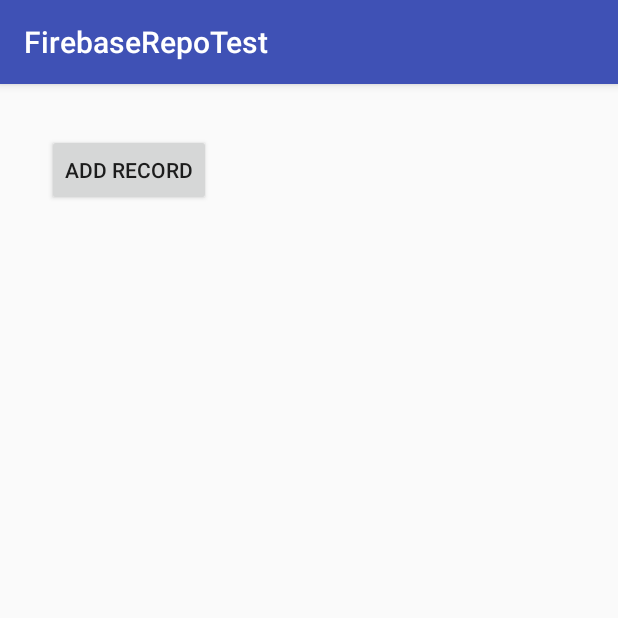
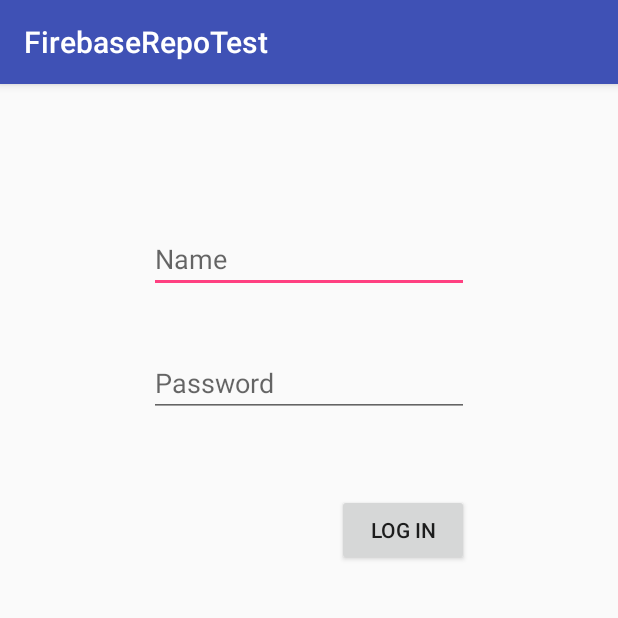
Before and after one commit to wessaunders/FirebaseRepoTest, an Android app: the screen it shows after launch (MainActivity), on a phone screen of 412 x 824 dp, the top half of it. Run offline under Robolectric (Android 15) with nearby library versions, the phone set to English and light mode, and no system bars; our stand-ins replace Firebase (no records; nobody signed in at launch, a user with empty details on screens opened directly).

Commit message:
added authentication

```diff
--- a/app/build.gradle
+++ b/app/build.gradle
@@ -20,7 +20,9 @@ android {
 }
 
 dependencies {
+    compile 'com.google.firebase:firebase-auth:10.0.1'
     compile 'com.google.firebase:firebase-database:10.0.1'
+    compile 'com.google.android.gms:play-services-auth:10.0.1'
     compile 'com.android.support:appcompat-v7:25.1.0'
     compile fileTree(dir: 'libs', include: ['*.jar'])
     androidTestCompile('com.android.support.test.espresso:espresso-core:2.2.2', {
--- /dev/null
+++ b/app/src/main/java/edu/uco/wsaunders/firebaserepotest/Authentication/UserAuthentication.java
@@ -0,0 +1,76 @@
+    package edu.uco.wsaunders.firebaserepotest.Authentication;
+
+import android.app.Activity;
+import android.content.Context;
+import android.support.annotation.NonNull;
+import android.util.Log;
+
+import com.google.android.gms.tasks.OnCompleteListener;
+import com.google.android.gms.tasks.Task;
+import com.google.firebase.auth.AuthResult;
+import com.google.firebase.auth.FirebaseAuth;
+import com.google.firebase.auth.FirebaseUser;
+
+import java.util.concurrent.Executor;
+import java.util.concurrent.Executors;
+
+import edu.uco.wsaunders.firebaserepotest.Interfaces.AuthCompleteListener;
+
+/**
+ * UserAuthentication
+ */
+
+public class UserAuthentication {
+    private FirebaseAuth firebaseAuthenticator;
+    private FirebaseAuth.AuthStateListener authenticatorListener;
+    private Context context;
+
+    public UserAuthentication(Context context) {
+        this.context = context;
+        firebaseAuthenticator = FirebaseAuth.getInstance();
+
+        authenticatorListener = new FirebaseAuth.AuthStateListener() {
+            @Override
+            public void onAuthStateChanged(@NonNull FirebaseAuth firebaseAuth) {
+                FirebaseUser user = firebaseAuth.getCurrentUser();
+                if (user != null) {
+                    // User is signed in
+                    Log.d("AUTH", "onAuthStateChanged:signed_in:" + user.getUid());
+                } else {
+                    // User is signed out
+                    Log.d("AUTH", "onAuthStateChanged:signed_out");
+                }
+            }
+        };
+    }
+
+    /**
+     * logIn
+     * @param user
+     * @param password
+     * @param authCompleteListener
+     */
+    public void logIn(String user, String password, final AuthCompleteListener authCompleteListener) {
+        Executor executor = Executors.newSingleThreadExecutor();
+        firebaseAuthenticator.addAuthStateListener(authenticatorListener);
+        firebaseAuthenticator
+                .signInWithEmailAndPassword(user, password)
+                .addOnCompleteListener((Activity)context, new OnCompleteListener<AuthResult>() {
+                    @Override
+                    public void onComplete(@NonNull Task<AuthResult> task) {
+                        FirebaseUser loggedInUser = null;
+                        boolean success = task.isSuccessful();
+
+                        if (success) {
+                            loggedInUser = firebaseAuthenticator.getCurrentUser();
+                        }
+
+                        authCompleteListener.onAuthCompleted(success, loggedInUser);
+
+                        if (authenticatorListener != null) {
+                            firebaseAuthenticator.removeAuthStateListener(authenticatorListener);
+                        }
+                    }
+                });
+    }
+}
--- /dev/null
+++ b/app/src/main/java/edu/uco/wsaunders/firebaserepotest/Interfaces/AuthCompleteListener.java
@@ -0,0 +1,14 @@
+package edu.uco.wsaunders.firebaserepotest.Interfaces;
+
+import com.google.firebase.auth.FirebaseUser;
+
+import java.util.ArrayList;
+import java.util.EventListener;
+
+/**
+ * AuthCompleteListener
+ */
+
+public interface AuthCompleteListener extends EventListener {
+    public void onAuthCompleted(boolean isSuccessful, FirebaseUser user);
+}
--- a/app/src/main/java/edu/uco/wsaunders/firebaserepotest/Interfaces/QueryCompleteListener.java
+++ b/app/src/main/java/edu/uco/wsaunders/firebaserepotest/Interfaces/QueryCompleteListener.java
@@ -1,13 +1,15 @@
 package edu.uco.wsaunders.firebaserepotest.Interfaces;
 
+import java.util.ArrayList;
 import java.util.EventListener;
 
 import edu.uco.wsaunders.firebaserepotest.Entities.Entity;
 
 /**
- * QueryCompleteListener
+ * QueryCompleteListener defines the interface for the event that
+ * fires when queries are completed
  */
 
 public interface QueryCompleteListener<T extends Entity> extends EventListener {
-    public void onQueryComplete(T entity);
+    public void onQueryComplete(ArrayList<T> entities);
 }
--- a/app/src/main/java/edu/uco/wsaunders/firebaserepotest/MainActivity.java
+++ b/app/src/main/java/edu/uco/wsaunders/firebaserepotest/MainActivity.java
@@ -1,26 +1,44 @@
 package edu.uco.wsaunders.firebaserepotest;
 
+import android.support.annotation.NonNull;
 import android.support.v7.app.AppCompatActivity;
 import android.os.Bundle;
 import android.util.Log;
 import android.view.View;
 import android.widget.Button;
+import android.widget.EditText;
+
+import com.google.android.gms.tasks.OnCompleteListener;
+import com.google.android.gms.tasks.Task;
+import com.google.firebase.auth.AuthResult;
+import com.google.firebase.auth.FirebaseAuth;
+import com.google.firebase.auth.FirebaseUser;
+
+import java.util.ArrayList;
 import java.util.Arrays;
 
+import edu.uco.wsaunders.firebaserepotest.Authentication.UserAuthentication;
 import edu.uco.wsaunders.firebaserepotest.Entities.User;
 import edu.uco.wsaunders.firebaserepotest.Entities.Users;
+import edu.uco.wsaunders.firebaserepotest.Interfaces.AuthCompleteListener;
 import edu.uco.wsaunders.firebaserepotest.Interfaces.QueryCompleteListener;
 
 public class MainActivity extends AppCompatActivity {
-    private Button addRecord;
-    QueryCompleteListener<User> queryCompleteListener;
+    private EditText userName;
+    private EditText password;
+    private Button loginButton;
+
+    UserAuthentication auth;
 
     @Override
     protected void onCreate(Bundle savedInstanceState) {
         super.onCreate(savedInstanceState);
         setContentView(R.layout.activity_main);
 
-        addRecord = (Button)findViewById(R.id.addRecord);
+        initialize();
+
+
+ /*       addRecord = (Button)findViewById(R.id.addRecord);
         addRecord.setOnClickListener(new View.OnClickListener() {
             @Override
             public void onClick(View v) {
@@ -47,9 +65,42 @@ public class MainActivity extends AppCompatActivity {
                         Arrays.asList("Frank"),
                         new QueryCompleteListener<User>() {
                             @Override
-                            public void onQueryComplete(User entity) {
-                                Log.d("### removing ###", entity.toString());
-                                //users.remove(entity);
+                            public void onQueryComplete(ArrayList<User> entities) {
+                                for (User entity : entities ) {
+                                    Log.d("### removing ###", entity.toString());
+                                    //users.remove(entity);
+                                }
+                            }
+                        });
+            }
+        });*/
+    }
+
+    private void initialize() {
+        auth = new UserAuthentication(this);
+
+        findControlReferences();
+        setControlEvents();
+    }
+
+    private void findControlReferences() {
+        userName = (EditText)findViewById(R.id.name);
+        password = (EditText)findViewById(R.id.password);
+        loginButton = (Button)findViewById(R.id.login);
+    }
+
+    private void setControlEvents()
+    {
+        loginButton.setOnClickListener(new View.OnClickListener() {
+            @Override
+            public void onClick(View v) {
+                auth.logIn(
+                        userName.getText().toString(),
+                        password.getText().toString(),
+                        new AuthCompleteListener() {
+                            @Override
+                            public void onAuthCompleted(boolean isSuccessful, FirebaseUser user) {
+                               Log.d("MAIN", String.valueOf(isSuccessful));
                             }
                         });
             }
--- a/app/src/main/res/layout/activity_main.xml
+++ b/app/src/main/res/layout/activity_main.xml
@@ -11,14 +11,35 @@
     tools:context="edu.uco.wsaunders.firebaserepotest.MainActivity">
 
     <Button
-        android:text="Add record"
+        android:text="Log In"
         android:layout_width="wrap_content"
         android:layout_height="wrap_content"
-        android:layout_marginLeft="15dp"
-        android:layout_marginStart="15dp"
-        android:layout_marginTop="17dp"
-        android:id="@+id/addRecord"
+        android:id="@+id/login"
+        android:layout_below="@+id/password"
+        android:layout_alignRight="@+id/password"
+        android:layout_alignEnd="@+id/password"
+        android:layout_marginTop="51dp" />
+
+    <EditText
+        android:layout_width="wrap_content"
+        android:layout_height="wrap_content"
+        android:inputType="textPersonName"
+        android:ems="10"
+        android:layout_marginTop="78dp"
+        android:id="@+id/name"
         android:layout_alignParentTop="true"
-        android:layout_alignParentLeft="true"
-        android:layout_alignParentStart="true" />
+        android:layout_centerHorizontal="true"
+        android:hint="Name" />
+
+    <EditText
+        android:layout_width="wrap_content"
+        android:layout_height="wrap_content"
+        android:inputType="textPassword"
+        android:ems="10"
+        android:layout_marginTop="37dp"
+        android:id="@+id/password"
+        android:layout_below="@+id/name"
+        android:layout_alignLeft="@+id/name"
+        android:layout_alignStart="@+id/name"
+        android:hint="Password" />
 </RelativeLayout>
```
Also changed, not shown: app/src/main/java/edu/uco/wsaunders/firebaserepotest/AsyncQueryHandler.java (deleted, +0 -59 lines), app/src/main/java/edu/uco/wsaunders/firebaserepotest/Entities/Users.java (+42 -206 lines), app/src/main/java/edu/uco/wsaunders/firebaserepotest/GetUserCallable1.java (deleted, +0 -76 lines), app/src/main/java/edu/uco/wsaunders/firebaserepotest/QueryManager.java (deleted, +0 -76 lines), app/src/main/java/edu/uco/wsaunders/firebaserepotest/RecordActivity.java (added, +56 -0 lines).
